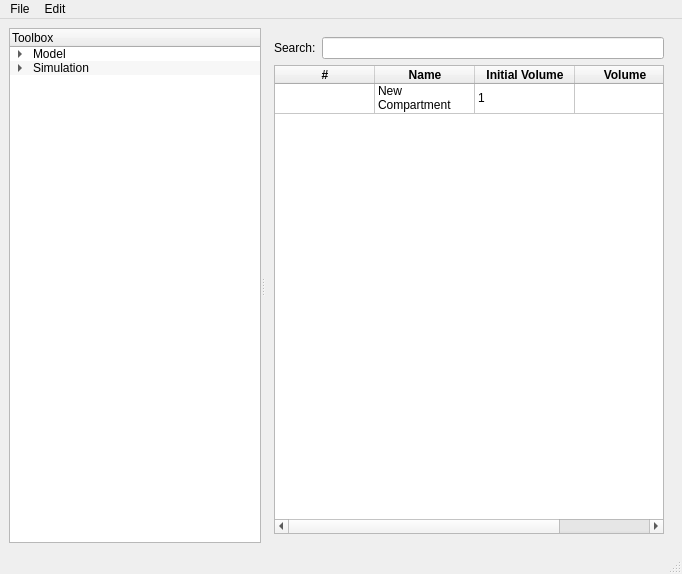
Above: design.ui from mridullpandey/SBML-Analysis-Toolbox before the change. Below: the same form after it.
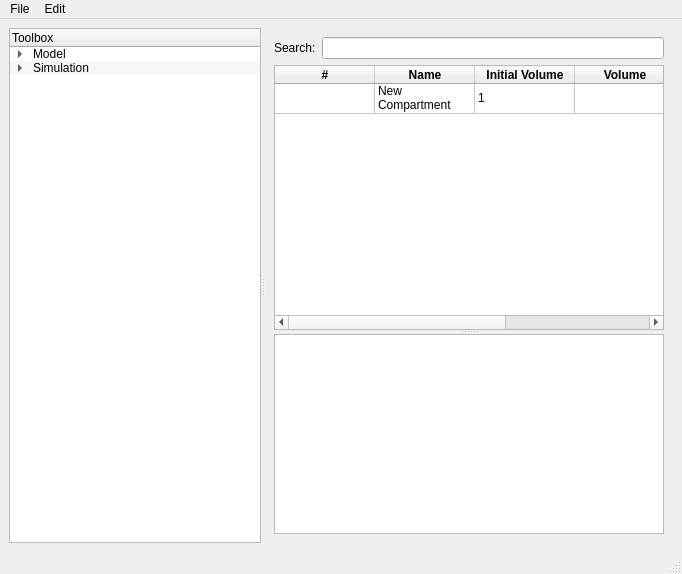
That is the form after the change. The open tabs and pages were chosen to show the change.

```diff
--- a/design.ui
+++ b/design.ui
@@ -313,8 +313,6 @@
        <widget class="QWidget" name="pageCompartments">
         <layout class="QGridLayout" name="gridLayout_7">
          <item row="0" column="0">
-          <layout class="QVBoxLayout" name="verticalLayout_2">
-           <item>
             <layout class="QGridLayout" name="gridLayout_6">
              <item row="0" column="0">
               <widget class="QLabel" name="label_7">
@@ -328,7 +326,11 @@
              </item>
             </layout>
            </item>
-           <item>
+         <item row="1" column="0">
+          <widget class="QSplitter" name="splitter_4">
+           <property name="orientation">
+            <enum>Qt::Vertical</enum>
+           </property>
             <widget class="QTableWidget" name="tableCompartments">
              <property name="alternatingRowColors">
               <bool>true</bool>
@@ -412,6 +414,11 @@
                <set>AlignHCenter|AlignVCenter|AlignCenter</set>
               </property>
              </column>
+            <column>
+             <property name="text">
+              <string>MetaID</string>
+             </property>
+            </column>
              <item row="0" column="1">
               <property name="text">
                <string>New Compartment</string>
@@ -423,8 +430,21 @@
               </property>
              </item>
             </widget>
-           </item>
-          </layout>
+           <widget class="QPlainTextEdit" name="compartmentErrorLog">
+            <property name="sizePolicy">
+             <sizepolicy hsizetype="Expanding" vsizetype="Maximum">
+              <horstretch>0</horstretch>
+              <verstretch>0</verstretch>
+             </sizepolicy>
+            </property>
+            <property name="maximumSize">
+             <size>
+              <width>16777215</width>
+              <height>200</height>
+             </size>
+            </property>
+           </widget>
+          </widget>
          </item>
         </layout>
        </widget>
```
Left out of the diff: 2 changed lines with no effect on the pictures. Lines whose indentation alone changed are shown as unchanged.
